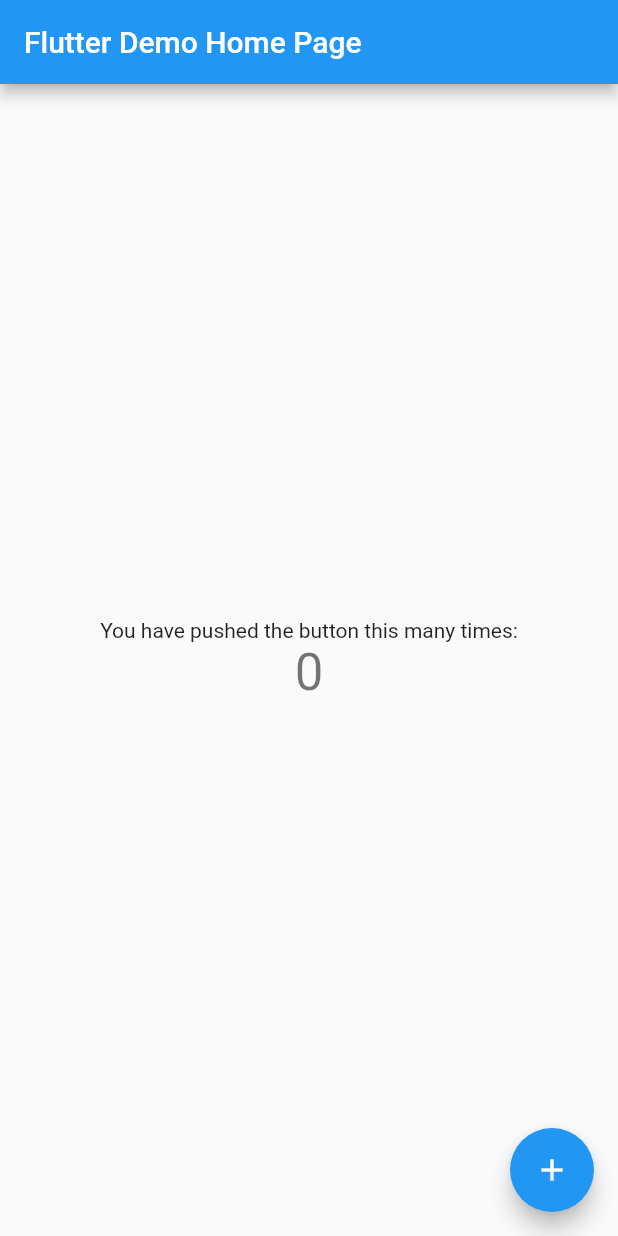
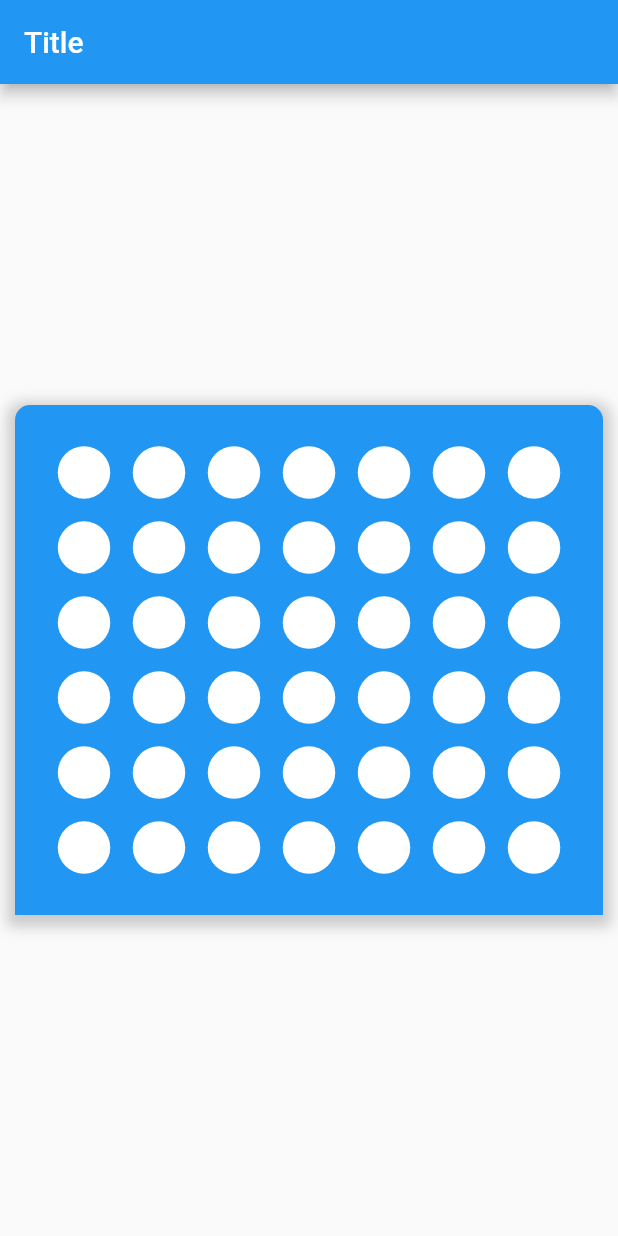
Before and after one commit to syntacops/flutter_connect_four_youtube, a Flutter app: the screen it shows after launch, on a phone screen of 412 x 824 dp. Run offline on Flutter 3.47's test engine with Material 2 defaults, Android fonts, the phone set to English and light mode, and no system bars.

Commit message:
UI completed

```diff
--- a/lib/main.dart
+++ b/lib/main.dart
@@ -1,4 +1,6 @@
 import 'package:flutter/material.dart';
+
+import 'screens/game_screen/game_screen.dart';
 
 void main() {
   runApp(MyApp());
@@ -11,107 +13,10 @@ class MyApp extends StatelessWidget {
     return MaterialApp(
       title: 'Flutter Demo',
       theme: ThemeData(
-        // This is the theme of your application.
-        //
-        // Try running your application with "flutter run". You'll see the
-        // application has a blue toolbar. Then, without quitting the app, try
-        // changing the primarySwatch below to Colors.green and then invoke
-        // "hot reload" (press "r" in the console where you ran "flutter run",
-        // or simply save your changes to "hot reload" in a Flutter IDE).
-        // Notice that the counter didn't reset back to zero; the application
-        // is not restarted.
         primarySwatch: Colors.blue,
-        // This makes the visual density adapt to the platform that you run
-        // the app on. For desktop platforms, the controls will be smaller and
-        // closer together (more dense) than on mobile platforms.
         visualDensity: VisualDensity.adaptivePlatformDensity,
       ),
-      home: MyHomePage(title: 'Flutter Demo Home Page'),
+      home: GameScreen(),
     );
   }
 }
-
-class MyHomePage extends StatefulWidget {
-  MyHomePage({Key key, this.title}) : super(key: key);
-
-  // This widget is the home page of your application. It is stateful, meaning
-  // that it has a State object (defined below) that contains fields that affect
-  // how it looks.
-
-  // This class is the configuration for the state. It holds the values (in this
-  // case the title) provided by the parent (in this case the App widget) and
-  // used by the build method of the State. Fields in a Widget subclass are
-  // always marked "final".
-
-  final String title;
-
-  @override
-  _MyHomePageState createState() => _MyHomePageState();
-}
-
-class _MyHomePageState extends State<MyHomePage> {
-  int _counter = 0;
-
-  void _incrementCounter() {
-    setState(() {
-      // This call to setState tells the Flutter framework that something has
-      // changed in this State, which causes it to rerun the build method below
-      // so that the display can reflect the updated values. If we changed
-      // _counter without calling setState(), then the build method would not be
-      // called again, and so nothing would appear to happen.
-      _counter++;
-    });
-  }
-
-  @override
-  Widget build(BuildContext context) {
-    // This method is rerun every time setState is called, for instance as done
-    // by the _incrementCounter method above.
-    //
-    // The Flutter framework has been optimized to make rerunning build methods
-    // fast, so that you can just rebuild anything that needs updating rather
-    // than having to individually change instances of widgets.
-    return Scaffold(
-      appBar: AppBar(
-        // Here we take the value from the MyHomePage object that was created by
-        // the App.build method, and use it to set our appbar title.
-        title: Text(widget.title),
-      ),
-      body: Center(
-        // Center is a layout widget. It takes a single child and positions it
-        // in the middle of the parent.
-        child: Column(
-          // Column is also a layout widget. It takes a list of children and
-          // arranges them vertically. By default, it sizes itself to fit its
-          // children horizontally, and tries to be as tall as its parent.
-          //
-          // Invoke "debug painting" (press "p" in the console, choose the
-          // "Toggle Debug Paint" action from the Flutter Inspector in Android
-          // Studio, or the "Toggle Debug Paint" command in Visual Studio Code)
-          // to see the wireframe for each widget.
-          //
-          // Column has various properties to control how it sizes itself and
-          // how it positions its children. Here we use mainAxisAlignment to
-          // center the children vertically; the main axis here is the vertical
-          // axis because Columns are vertical (the cross axis would be
-          // horizontal).
-          mainAxisAlignment: MainAxisAlignment.center,
-          children: <Widget>[
-            Text(
-              'You have pushed the button this many times:',
-            ),
-            Text(
-              '$_counter',
-              style: Theme.of(context).textTheme.headline4,
-            ),
-          ],
-        ),
-      ),
-      floatingActionButton: FloatingActionButton(
-        onPressed: _incrementCounter,
-        tooltip: 'Increment',
-        child: Icon(Icons.add),
-      ), // This trailing comma makes auto-formatting nicer for build methods.
-    );
-  }
-}
--- /dev/null
+++ b/lib/screens/game_screen/game_screen.dart
@@ -0,0 +1,14 @@
+import 'package:flutter/material.dart';
+
+import 'widgets/game_body.dart';
+
+class GameScreen extends StatelessWidget {
+  @override
+  Widget build(BuildContext context) {
+    return Scaffold(
+        appBar: AppBar(
+          title: Text('Title'),
+        ),
+        body: GameBody());
+  }
+}
--- /dev/null
+++ b/lib/screens/game_screen/widgets/board.dart
@@ -0,0 +1,55 @@
+import 'package:flutter/material.dart';
+
+import 'board_column.dart';
+
+class Board extends StatelessWidget {
+  @override
+  Widget build(BuildContext context) {
+    return Column(
+      mainAxisAlignment: MainAxisAlignment.center,
+      children: [
+        Container(
+          margin: EdgeInsets.all(10),
+          padding: EdgeInsets.symmetric(vertical: 20, horizontal: 10),
+          decoration: BoxDecoration(
+            borderRadius: BorderRadius.only(
+              topLeft: Radius.circular(10),
+              topRight: Radius.circular(10),
+            ),
+            color: Colors.blue,
+            boxShadow: [
+              BoxShadow(
+                color: Colors.grey.withOpacity(0.5),
+                spreadRadius: 5,
+                blurRadius: 7,
+                offset: Offset(0, 3),
+              )
+            ],
+          ),
+          child: Column(
+            mainAxisSize: MainAxisSize.min,
+            children: [
+              Row(
+                mainAxisSize: MainAxisSize.max,
+                mainAxisAlignment: MainAxisAlignment.spaceEvenly,
+                children: [
+                  Row(
+                    children: [
+                      BoardColumn(),
+                      BoardColumn(),
+                      BoardColumn(),
+                      BoardColumn(),
+                      BoardColumn(),
+                      BoardColumn(),
+                      BoardColumn(),
+                    ],
+                  ),
+                ],
+              ),
+            ],
+          ),
+        ),
+      ],
+    );
+  }
+}
--- /dev/null
+++ b/lib/screens/game_screen/widgets/board_column.dart
@@ -0,0 +1,20 @@
+import 'package:flutter/material.dart';
+
+import 'cell.dart';
+
+class BoardColumn extends StatelessWidget {
+  @override
+  Widget build(BuildContext context) {
+    return Column(
+      mainAxisSize: MainAxisSize.min,
+      children: [
+        Cell(),
+        Cell(),
+        Cell(),
+        Cell(),
+        Cell(),
+        Cell(),
+      ],
+    );
+  }
+}
--- /dev/null
+++ b/lib/screens/game_screen/widgets/cell.dart
@@ -0,0 +1,27 @@
+import 'package:flutter/material.dart';
+
+import 'coin.dart';
+
+class Cell extends StatelessWidget {
+  const Cell({Key key}) : super(key: key);
+
+  @override
+  Widget build(BuildContext context) {
+    return Stack(
+      children: [
+        Container(
+          height: 50,
+          width: 50,
+          color: Colors.blue,
+        ),
+        Positioned.fill(
+            child: Align(
+          alignment: Alignment.center,
+          child: Coin(
+            coinColor: Colors.white,
+          ),
+        ))
+      ],
+    );
+  }
+}
--- /dev/null
+++ b/lib/screens/game_screen/widgets/coin.dart
@@ -0,0 +1,22 @@
+import 'package:flutter/material.dart';
+
+class Coin extends StatelessWidget {
+  final Color coinColor;
+
+  const Coin({
+    Key key,
+    @required this.coinColor,
+  }) : super(key: key);
+
+  @override
+  Widget build(BuildContext context) {
+    return Container(
+      height: 35,
+      width: 35,
+      decoration: BoxDecoration(
+        borderRadius: BorderRadius.circular(32),
+        color: coinColor,
+      ),
+    );
+  }
+}
--- /dev/null
+++ b/lib/screens/game_screen/widgets/game_body.dart
@@ -0,0 +1,13 @@
+import 'package:flutter/material.dart';
+import 'package:flutter_connect_four_youtube/main.dart';
+
+import 'board.dart';
+import 'board_column.dart';
+import 'cell.dart';
+
+class GameBody extends StatelessWidget {
+  @override
+  Widget build(BuildContext context) {
+    return Board();
+  }
+}
```
